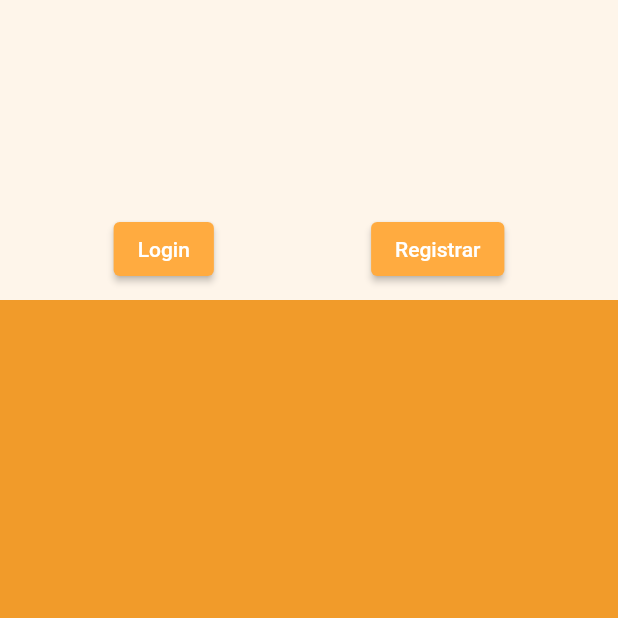
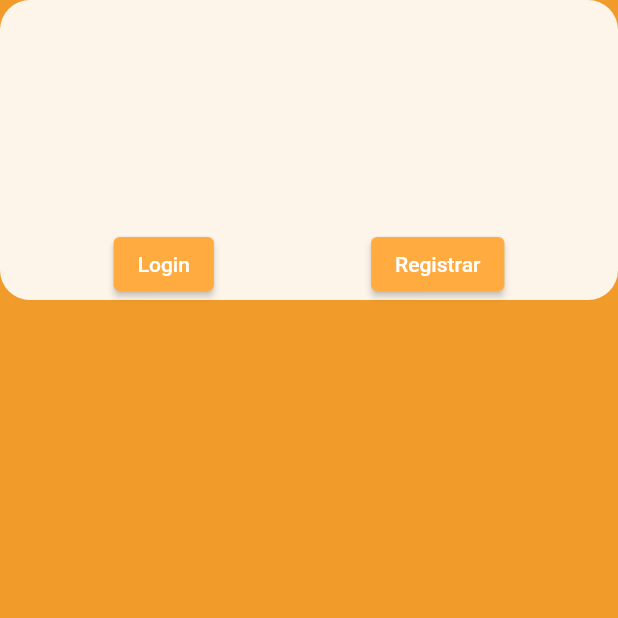
Before and after one commit to GoCheff/App_GoCheff, a Flutter app: the screen it shows after launch, on a phone screen of 412 x 824 dp, the top half of it. Run offline on Flutter 3.47's test engine with Material 2 defaults, Android fonts, the phone set to English and light mode, and no system bars.

Commit message:
Update login_screen.dart
Ajustando bordas arredondadas para o background dos botões de login.

```diff
--- a/custumer_app/lib/screens/login_screen.dart
+++ b/custumer_app/lib/screens/login_screen.dart
@@ -26,8 +26,10 @@ class _LoginScreenState extends State<LoginScreen> {
                 height: 200,
                 width: 500,
                 alignment: Alignment.bottomCenter,
-                color: Colors.white.withOpacity(0.9), // Cor do fundo
-                padding: EdgeInsets.symmetric(horizontal: 75.75, vertical: 10),
+                padding: EdgeInsets.symmetric(horizontal: 75.75),
+                decoration: BoxDecoration( color: Colors.white.withOpacity(0.9), borderRadius: BorderRadius.circular(20)
+                  // Cor do fundo
+                ),
                 child: Row(
                   mainAxisAlignment: MainAxisAlignment.spaceBetween,
                   children: [
```
